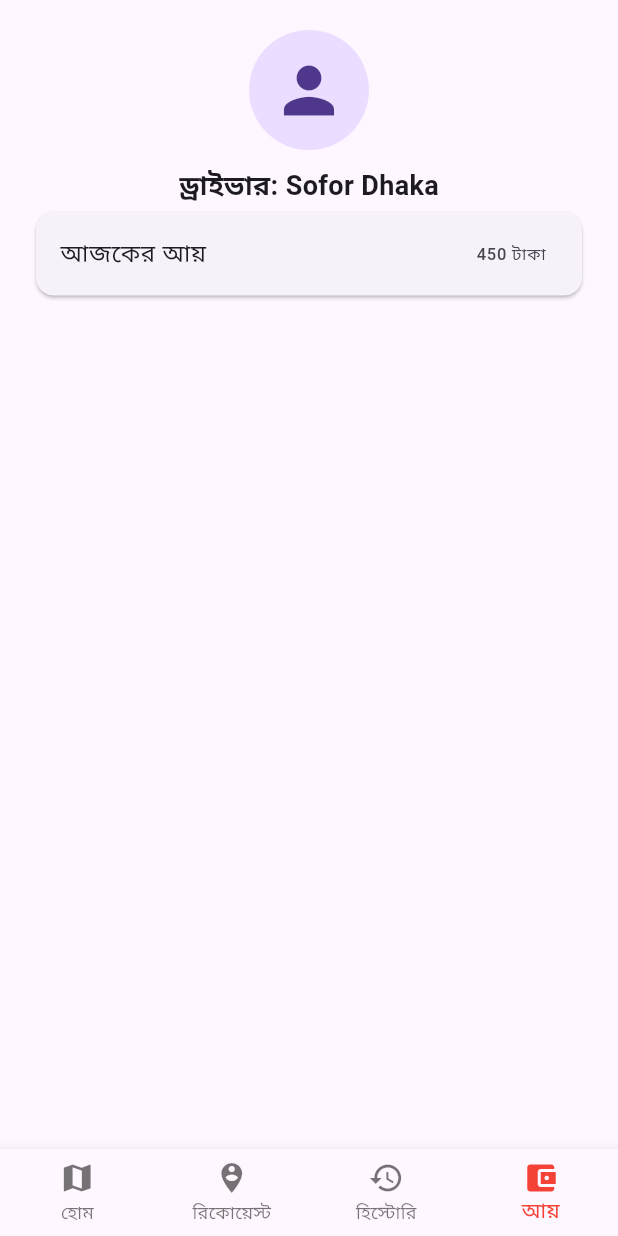
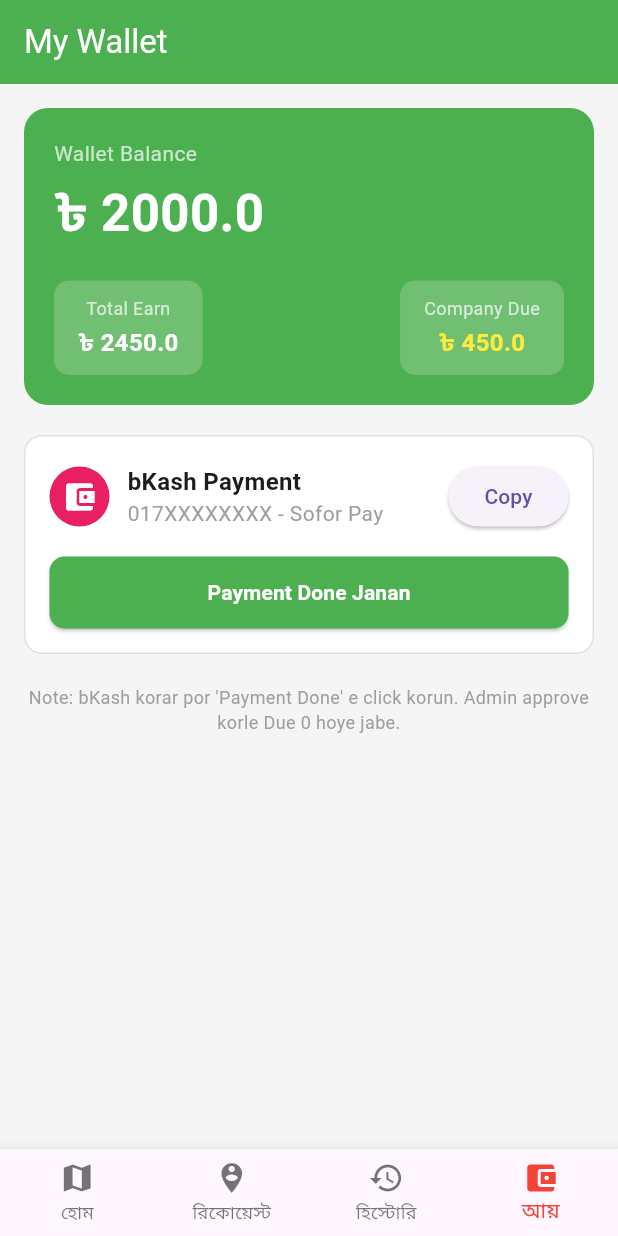
Before and after one commit to hridoy978121-a11y/sofor_driver, a Flutter app: the DriverHome screen opened by its route, item 4 of the bottom bar chosen, on a phone screen of 412 x 824 dp. Run offline on Flutter 3.47's test engine with Material 3 defaults, Android fonts, the phone set to English and light mode, and no system bars; our stand-ins replace cloud_firestore, firebase_auth, firebase_core, flutter_tts, geolocator, google_maps_flutter and 2 more; accounts and stored records are empty.

Commit message:
wallet system done - final

```diff
--- a/lib/screens/driver_home.dart
+++ b/lib/screens/driver_home.dart
@@ -2,7 +2,8 @@
 import 'package:google_maps_flutter/google_maps_flutter.dart';
 import 'package:flutter/foundation.dart' show kIsWeb;
 import 'trip/trip_running.dart';
-import 'trip/history_screen.dart'; // <-- EITA ADD KORLAM
+import 'trip/history_screen.dart';
+import 'wallet_screen.dart'; // <-- Wallet Add Korlam
 
 class DriverHome extends StatefulWidget {
   const DriverHome({super.key});
@@ -11,7 +12,7 @@
 }
 
 class _DriverHomeState extends State<DriverHome> {
-  int _index = 1; // request tab open thakbe
+  int _index = 1;
   final LatLng dhaka = const LatLng(23.8103, 90.4125);
 
   void acceptTrip() {
@@ -21,7 +22,6 @@
       'pickupAddress': 'মিরপুর 10 থেকে ধানমন্ডি',
       'fare': 120,
     };
-
     Navigator.push(
       context,
       MaterialPageRoute(
@@ -37,12 +37,7 @@
   Widget build(BuildContext context) {
     Widget mapPage = Stack(
       children: [
-        kIsWeb
-          ? Container(
-                color: Colors.grey[300],
-                child: const Center(child: Text("Map Android Phone e dekhabe")),
-              )
-            : GoogleMap(initialCameraPosition: CameraPosition(target: dhaka, zoom: 13)),
+        kIsWeb? Container(color: Colors.grey[300], child: const Center(child: Text("Map Android Phone e dekhabe"))) : GoogleMap(initialCameraPosition: CameraPosition(target: dhaka, zoom: 13)),
         Positioned(
           top: 20, left: 15, right: 15,
           child: Container(
@@ -69,13 +64,7 @@
                 children: [
                   Expanded(child: ElevatedButton(onPressed: () {}, child: const Text("Reject"))),
                   const SizedBox(width: 10),
-                  Expanded(
-                    child: ElevatedButton(
-                      style: ElevatedButton.styleFrom(backgroundColor: Colors.green),
-                      onPressed: acceptTrip,
-                      child: const Text("ACCEPT", style: TextStyle(color: Colors.white)),
-                    ),
-                  ),
+                  Expanded(child: ElevatedButton(style: ElevatedButton.styleFrom(backgroundColor: Colors.green), onPressed: acceptTrip, child: const Text("ACCEPT", style: TextStyle(color: Colors.white)))),
                 ],
               )
             ],
@@ -84,21 +73,8 @@
       ),
     );
 
-    // --- EKHANE FIX KORLAM ---
-    Widget historyPage = const HistoryScreen(); // Age Column chilo, ekhon HistoryScreen
-    // -------------------------
-
-    Widget takaPage = Padding(
-      padding: const EdgeInsets.all(20),
-      child: Column(
-        children: const [
-          CircleAvatar(radius: 40, child: Icon(Icons.person, size: 50)),
-          SizedBox(height: 10),
-          Text("ড্রাইভার: Sofor Dhaka", style: TextStyle(fontSize: 18, fontWeight: FontWeight.bold)),
-          Card(child: ListTile(title: Text("আজকের আয়"), trailing: Text("450 টাকা"))),
-        ],
-      ),
-    );
+    Widget historyPage = const HistoryScreen();
+    Widget takaPage = const WalletScreen(); // <-- EKHANE WALLET BOSALAM
 
     List<Widget> pages = [mapPage, requestPage, historyPage, takaPage];
 
--- /dev/null
+++ b/lib/screens/wallet_screen.dart
@@ -0,0 +1,120 @@
+import 'package:flutter/material.dart';
+import 'package:flutter/services.dart';
+
+class WalletScreen extends StatelessWidget {
+  const WalletScreen({super.key});
+
+  @override
+  Widget build(BuildContext context) {
+    // Pore Firebase theke asbe
+    double totalEarning = 2450;
+    double walletBalance = 2000;
+    double companyDue = 450;
+
+    return Scaffold(
+      backgroundColor: Colors.grey[100],
+      appBar: AppBar(
+        title: const Text("My Wallet"),
+        backgroundColor: Colors.green,
+        foregroundColor: Colors.white,
+        automaticallyImplyLeading: false,
+      ),
+      body: SingleChildScrollView(
+        padding: const EdgeInsets.all(16),
+        child: Column(
+          children: [
+            // 1. Sobuj Card
+            Container(
+              width: double.infinity,
+              padding: const EdgeInsets.all(20),
+              decoration: BoxDecoration(
+                color: Colors.green,
+                borderRadius: BorderRadius.circular(16),
+              ),
+              child: Column(
+                crossAxisAlignment: CrossAxisAlignment.start,
+                children: [
+                  const Text("Wallet Balance", style: TextStyle(color: Colors.white70)),
+                  const SizedBox(height: 5),
+                  Text("৳ $walletBalance", style: const TextStyle(color: Colors.white, fontSize: 34, fontWeight: FontWeight.bold)),
+                  const SizedBox(height: 20),
+                  Row(
+                    mainAxisAlignment: MainAxisAlignment.spaceBetween,
+                    children: [
+                      _smallBox("Total Earn", "৳ $totalEarning"),
+                      _smallBox("Company Due", "৳ $companyDue", isDue: true),
+                    ],
+                  )
+                ],
+              ),
+            ),
+            const SizedBox(height: 20),
+
+            // 2. bKash Box
+            Container(
+              padding: const EdgeInsets.all(16),
+              decoration: BoxDecoration(
+                color: Colors.white,
+                border: Border.all(color: Colors.black12),
+                borderRadius: BorderRadius.circular(12),
+              ),
+              child: Column(
+                children: [
+                  Row(
+                    children: [
+                      const CircleAvatar(backgroundColor: Colors.pink, child: Icon(Icons.account_balance_wallet, color: Colors.white)),
+                      const SizedBox(width: 12),
+                      const Expanded(
+                        child: Column(
+                          crossAxisAlignment: CrossAxisAlignment.start,
+                          children: [
+                            Text("bKash Payment", style: TextStyle(fontWeight: FontWeight.bold, fontSize: 16)),
+                            Text("017XXXXXXXX - Sofor Pay", style: TextStyle(color: Colors.grey)),
+                          ],
+                        ),
+                      ),
+                      ElevatedButton(
+                        onPressed: () {
+                          Clipboard.setData(const ClipboardData(text: "017XXXXXXXX"));
+                          ScaffoldMessenger.of(context).showSnackBar(const SnackBar(content: Text("bKash Number Copyed!")));
+                        },
+                        child: const Text("Copy"),
+                      )
+                    ],
+                  ),
+                  const SizedBox(height: 16),
+                  SizedBox(
+                    width: double.infinity,
+                    child: ElevatedButton(
+                      style: ElevatedButton.styleFrom(backgroundColor: Colors.green, foregroundColor: Colors.white, padding: const EdgeInsets.all(14), shape: RoundedRectangleBorder(borderRadius: BorderRadius.circular(10))),
+                      onPressed: () {
+                        ScaffoldMessenger.of(context).showSnackBar(const SnackBar(content: Text("Admin ke request pathano hoise!")));
+                      },
+                      child: const Text("Payment Done Janan", style: TextStyle(fontWeight: FontWeight.bold)),
+                    ),
+                  )
+                ],
+              ),
+            ),
+            const SizedBox(height: 20),
+            const Text("Note: bKash korar por 'Payment Done' e click korun. Admin approve korle Due 0 hoye jabe.", textAlign: TextAlign.center, style: TextStyle(color: Colors.grey, fontSize: 12)),
+          ],
+        ),
+      ),
+    );
+  }
+
+  Widget _smallBox(String title, String value, {bool isDue = false}) {
+    return Container(
+      padding: const EdgeInsets.symmetric(horizontal: 16, vertical: 10),
+      decoration: BoxDecoration(color: Colors.white.withOpacity(0.2), borderRadius: BorderRadius.circular(10)),
+      child: Column(
+        children: [
+          Text(title, style: const TextStyle(color: Colors.white70, fontSize: 12)),
+          const SizedBox(height: 2),
+          Text(value, style: TextStyle(color: isDue? Colors.yellow : Colors.white, fontWeight: FontWeight.bold, fontSize: 16)),
+        ],
+      ),
+    );
+  }
+}
```
